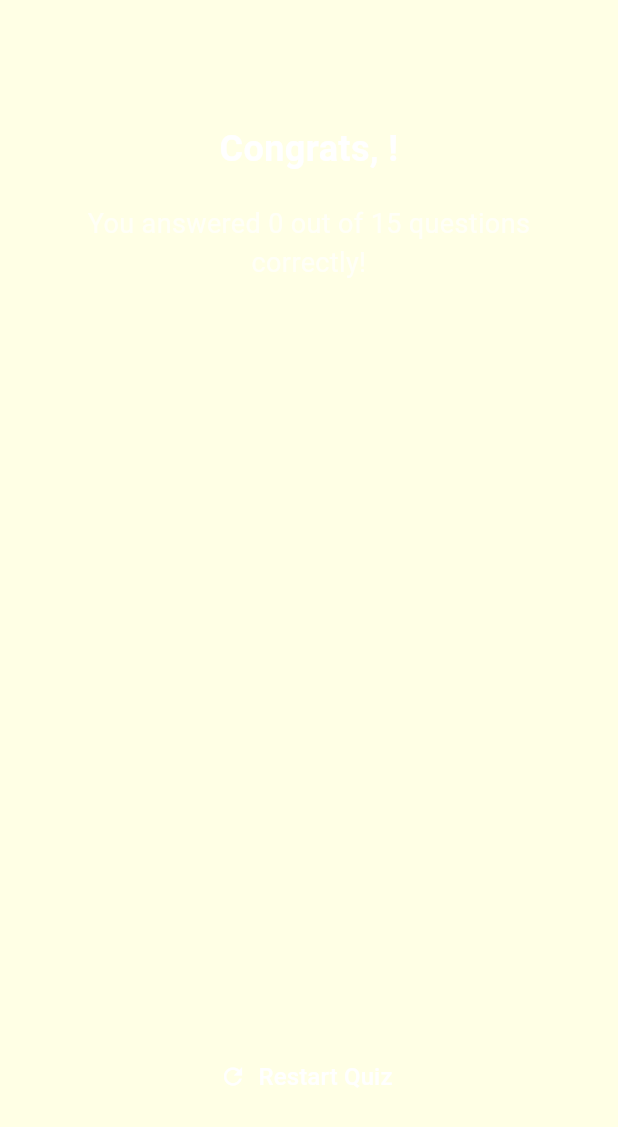
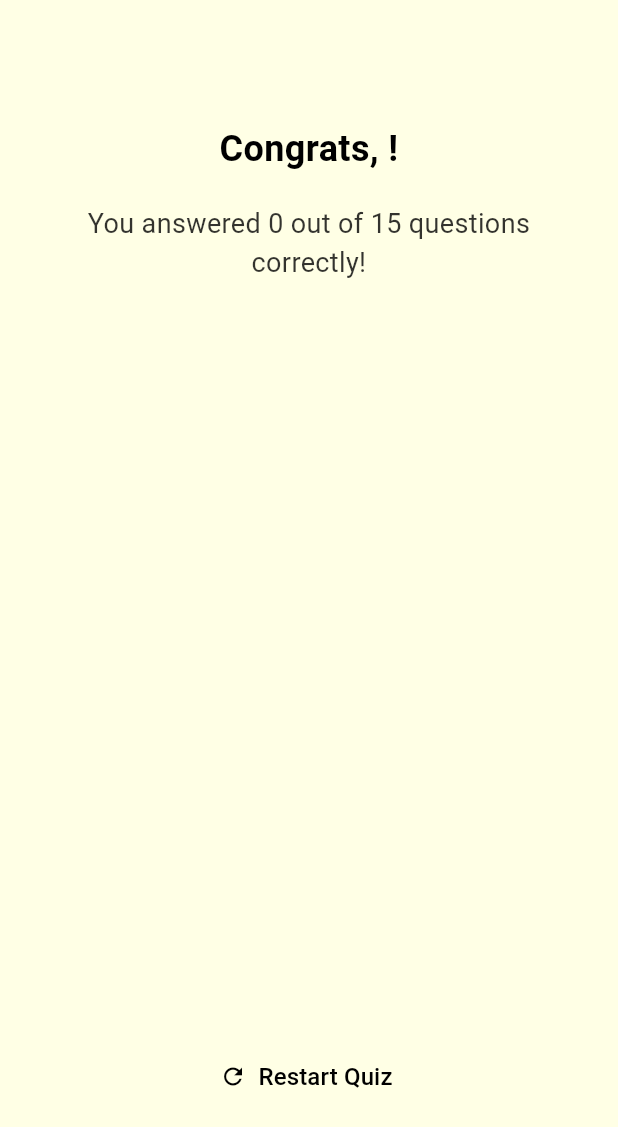
Before and after one commit to sycamore12/quiz_app, a Flutter app: the ResultsScreen screen opened directly with empty values, on a phone screen of 412 x 824 dp. Shown: the top 1127 px of the screen. Run offline on Flutter 3.47's test engine with Material 3 defaults, Android fonts, the phone set to English and light mode, and no system bars; Roboto replaces fonts that are missing (Montserrat).

Commit message:
fix: perbaiki warna tulisan pada result screen light mode

```diff
--- a/lib/screens/results_screen.dart
+++ b/lib/screens/results_screen.dart
@@ -1,12 +1,11 @@
 import 'package:flutter/material.dart';
 import 'package:quiz_app/data/dummy_questions.dart';
+import 'package:quiz_app/main.dart'; // Import for MyApp
 import 'package:quiz_app/widgets/summary_item.dart';
-import 'package:quiz_app/main.dart';
 
 class ResultsScreen extends StatelessWidget {
   const ResultsScreen({
     super.key,
-    // 1. Add userName back
     required this.userName,
     required this.chosenAnswers,
   });
@@ -16,7 +15,6 @@ class ResultsScreen extends StatelessWidget {
 
   List<Map<String, Object>> get summaryData {
     final List<Map<String, Object>> summary = [];
-
     for (var i = 0; i < chosenAnswers.length; i++) {
       summary.add({
         'question_index': i,
@@ -38,10 +36,13 @@ class ResultsScreen extends StatelessWidget {
   Widget build(BuildContext context) {
     final numTotalQuestions = questions.length;
     final theme = Theme.of(context);
+    final onBackgroundColor = theme.colorScheme.onBackground;
 
     return Scaffold(
+      // --- FIX: Use the solid theme background color ---
       backgroundColor: theme.colorScheme.background,
-      body: Center(
+      body: SafeArea(
+        child: Center(
           child: LayoutBuilder(
             builder: (context, constraints) {
               return Container(
@@ -50,11 +51,10 @@ class ResultsScreen extends StatelessWidget {
                 child: Column(
                   mainAxisAlignment: MainAxisAlignment.center,
                   children: [
-                  // 2. Restore userName text
                     Text(
                       'Congrats, $userName!',
-                    style: const TextStyle(
-                      color: Colors.white,
+                      style: TextStyle(
+                        color: onBackgroundColor, // Use theme color
                         fontSize: 24,
                         fontWeight: FontWeight.bold,
                       ),
@@ -63,14 +63,13 @@ class ResultsScreen extends StatelessWidget {
                     const SizedBox(height: 20),
                     Text(
                       'You answered $numCorrectAnswers out of $numTotalQuestions questions correctly!',
-                    style: const TextStyle(
-                      color: Colors.white70,
+                      style: TextStyle(
+                        color: onBackgroundColor.withOpacity(0.8), // Use theme color
                         fontSize: 18,
                       ),
                       textAlign: TextAlign.center,
                     ),
                     const SizedBox(height: 30),
-
                     Expanded(
                       child: SingleChildScrollView(
                         child: Column(
@@ -81,10 +80,8 @@ class ResultsScreen extends StatelessWidget {
                       ),
                     ),
                     const SizedBox(height: 30),
-
                     TextButton.icon(
                       onPressed: () {
-                      // 3. Restart the MyApp widget to pass theme state
                         Navigator.pushAndRemoveUntil(
                           context,
                           MaterialPageRoute(
@@ -93,10 +90,10 @@ class ResultsScreen extends StatelessWidget {
                           (route) => false,
                         );
                       },
-                    icon: const Icon(Icons.refresh, color: Colors.white),
-                    label: const Text(
+                      icon: Icon(Icons.refresh, color: onBackgroundColor), // Use theme color
+                      label: Text(
                         'Restart Quiz',
-                      style: TextStyle(color: Colors.white, fontSize: 16),
+                        style: TextStyle(color: onBackgroundColor, fontSize: 16), // Use theme color
                       ),
                     )
                   ],
@@ -105,6 +102,7 @@ class ResultsScreen extends StatelessWidget {
             },
           ),
         ),
+      ),
     );
   }
 }
```
Also changed, not shown: lib/widgets/summary_item.dart (+15 -6 lines). Lines whose indentation alone changed are shown as unchanged.
